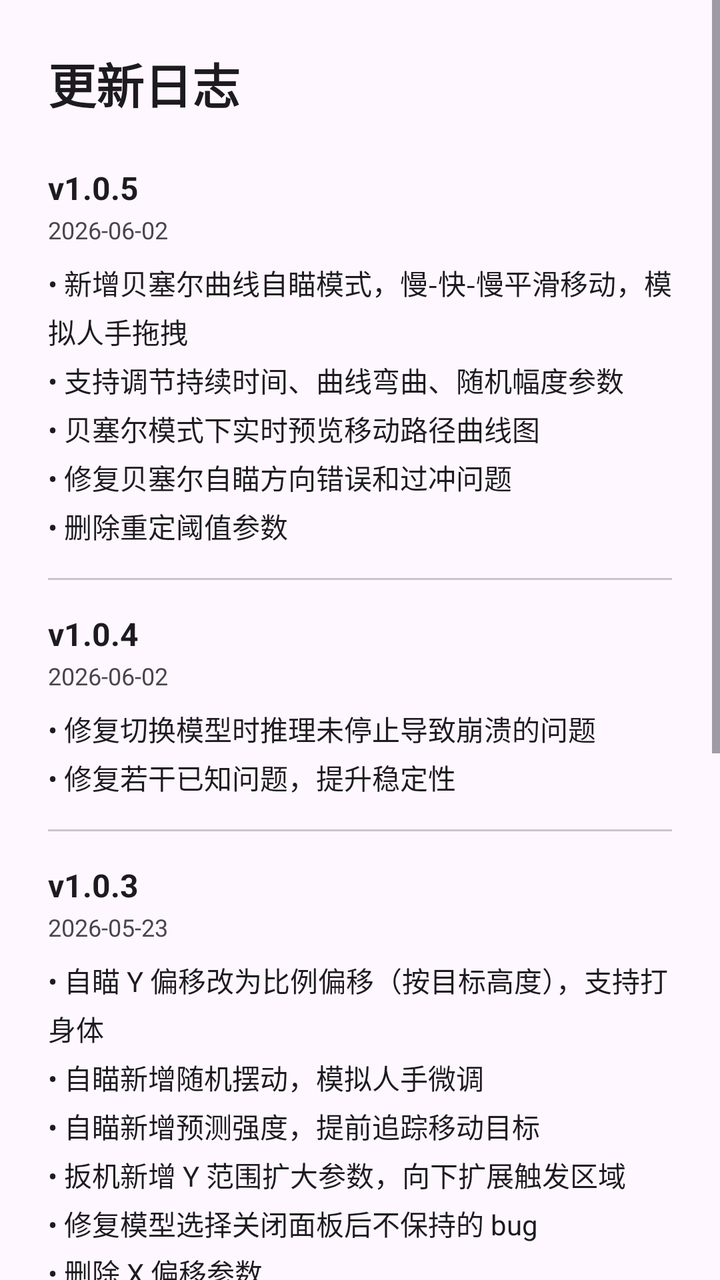
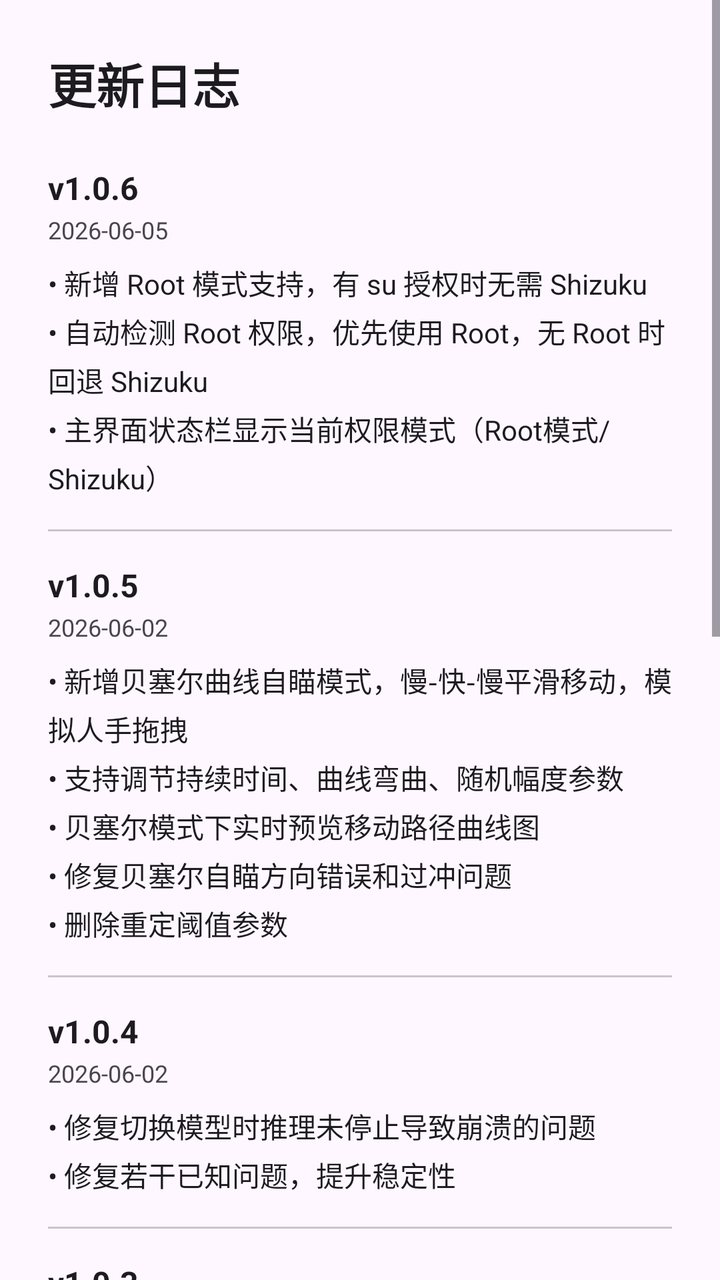

An Android layout rendered at two revisions. The XML below is the earlier revision; the diff shows what the commit changed to produce the second picture.
<!-- AndroidManifest.xml: application theme Theme.Aimbot -->
<!-- res/layout/dialog_changelog.xml -->
<?xml version="1.0" encoding="utf-8"?>
<ScrollView xmlns:android="http://schemas.android.com/apk/res/android"
    android:layout_width="match_parent"
    android:layout_height="wrap_content">

<LinearLayout
    android:layout_width="match_parent"
    android:layout_height="wrap_content"
    android:orientation="vertical"
    android:paddingTop="24dp"
    android:paddingBottom="16dp"
    android:paddingStart="24dp"
    android:paddingEnd="24dp">

    <TextView
        android:layout_width="wrap_content"
        android:layout_height="wrap_content"
        android:text="更新日志"
        android:textSize="24sp"
        android:textColor="?attr/colorOnSurface"
        android:textStyle="bold" />

    <LinearLayout
        android:layout_width="match_parent"
        android:layout_height="wrap_content"
        android:orientation="vertical"
        android:layout_marginTop="24dp">

        
        <LinearLayout
            android:layout_width="match_parent"
            android:layout_height="wrap_content"
            android:orientation="vertical">

            <TextView
                android:layout_width="wrap_content"
                android:layout_height="wrap_content"
                android:text="v1.0.5"
                android:textSize="16sp"
                android:textColor="?attr/colorOnSurface"
                android:textStyle="bold" />

            <TextView
                android:layout_width="wrap_content"
                android:layout_height="wrap_content"
                android:text="2026-06-02"
                android:textSize="12sp"
                android:textColor="?attr/colorOnSurfaceVariant"
                android:layout_marginTop="2dp" />

            <TextView
                android:layout_width="wrap_content"
                android:layout_height="wrap_content"
                android:text="• 新增贝塞尔曲线自瞄模式，慢-快-慢平滑移动，模拟人手拖拽\n• 支持调节持续时间、曲线弯曲、随机幅度参数\n• 贝塞尔模式下实时预览移动路径曲线图\n• 修复贝塞尔自瞄方向错误和过冲问题\n• 删除重定阈值参数"
                android:textSize="14sp"
                android:textColor="?attr/colorOnSurface"
                android:layout_marginTop="8dp"
                android:lineSpacingExtra="4dp" />
        </LinearLayout>

        <View
            android:layout_width="match_parent"
            android:layout_height="1dp"
            android:background="?attr/colorOutlineVariant"
            android:layout_marginTop="16dp"
            android:layout_marginBottom="16dp" />

        
        <LinearLayout
            android:layout_width="match_parent"
            android:layout_height="wrap_content"
            android:orientation="vertical">

            <TextView
                android:layout_width="wrap_content"
                android:layout_height="wrap_content"
                android:text="v1.0.4"
                android:textSize="16sp"
                android:textColor="?attr/colorOnSurface"
                android:textStyle="bold" />

            <TextView
                android:layout_width="wrap_content"
                android:layout_height="wrap_content"
                android:text="2026-06-02"
                android:textSize="12sp"
                android:textColor="?attr/colorOnSurfaceVariant"
                android:layout_marginTop="2dp" />

            <TextView
                android:layout_width="wrap_content"
                android:layout_height="wrap_content"
                android:text="• 修复切换模型时推理未停止导致崩溃的问题\n• 修复若干已知问题，提升稳定性"
                android:textSize="14sp"
                android:textColor="?attr/colorOnSurface"
                android:layout_marginTop="8dp"
                android:lineSpacingExtra="4dp" />
        </LinearLayout>

        <View
            android:layout_width="match_parent"
            android:layout_height="1dp"
            android:background="?attr/colorOutlineVariant"
            android:layout_marginTop="16dp"
            android:layout_marginBottom="16dp" />

        
        <LinearLayout
            android:layout_width="match_parent"
            android:layout_height="wrap_content"
            android:orientation="vertical">

            <TextView
                android:layout_width="wrap_content"
                android:layout_height="wrap_content"
                android:text="v1.0.3"
                android:textSize="16sp"
                android:textColor="?attr/colorOnSurface"
                android:textStyle="bold" />

            <TextView
                android:layout_width="wrap_content"
                android:layout_height="wrap_content"
                android:text="2026-05-23"
                android:textSize="12sp"
                android:textColor="?attr/colorOnSurfaceVariant"
                android:layout_marginTop="2dp" />

            <TextView
                android:layout_width="wrap_content"
                android:layout_height="wrap_content"
                android:text="• 自瞄 Y 偏移改为比例偏移（按目标高度），支持打身体\n• 自瞄新增随机摆动，模拟人手微调\n• 自瞄新增预测强度，提前追踪移动目标\n• 扳机新增 Y 范围扩大参数，向下扩展触发区域\n• 修复模型选择关闭面板后不保持的 bug\n• 删除 X 偏移参数"
                android:textSize="14sp"
                android:textColor="?attr/colorOnSurface"
                android:layout_marginTop="8dp"
                android:lineSpacingExtra="4dp" />
        </LinearLayout>

        <View
            android:layout_width="match_parent"
            android:layout_height="1dp"
            android:background="?attr/colorOutlineVariant"
            android:layout_marginTop="16dp"
            android:layout_marginBottom="16dp" />

        
        <LinearLayout
            android:layout_width="match_parent"
            android:layout_height="wrap_content"
            android:orientation="vertical">

            <TextView
                android:layout_width="wrap_content"
                android:layout_height="wrap_content"
                android:text="v1.0.2"
                android:textSize="16sp"
                android:textColor="?attr/colorOnSurface"
                android:textStyle="bold" />

            <TextView
                android:layout_width="wrap_content"
                android:layout_height="wrap_content"
                android:text="2026-05-21"
                android:textSize="12sp"
                android:textColor="?attr/colorOnSurfaceVariant"
                android:layout_marginTop="2dp" />

            <TextView
                android:layout_width="wrap_content"
                android:layout_height="wrap_content"
                android:text="• 修复配置参数不生效的 bug\n• 区域设置改为按钮点击操作"
                android:textSize="14sp"
                android:textColor="?attr/colorOnSurface"
                android:layout_marginTop="8dp"
                android:lineSpacingExtra="4dp" />
        </LinearLayout>

        <View
            android:layout_width="match_parent"
            android:layout_height="1dp"
            android:background="?attr/colorOutlineVariant"
            android:layout_marginTop="16dp"
            android:layout_marginBottom="16dp" />

        
        <LinearLayout
            android:layout_width="match_parent"
            android:layout_height="wrap_content"
            android:orientation="vertical">

            <TextView
                android:layout_width="wrap_content"
                android:layout_height="wrap_content"
                android:text="v1.0.1"
                android:textSize="16sp"
                android:textColor="?attr/colorOnSurface"
                android:textStyle="bold" />

            <TextView
                android:layout_width="wrap_content"
                android:layout_height="wrap_content"
                android:text="2026-05-20"
                android:textSize="12sp"
                android:textColor="?attr/colorOnSurfaceVariant"
                android:layout_marginTop="2dp" />

            <TextView
                android:layout_width="wrap_content"
                android:layout_height="wrap_content"
                android:text="• UI 细节优化，体验更流畅\n• 修复若干已知问题"
                android:textSize="14sp"
                android:textColor="?attr/colorOnSurface"
                android:layout_marginTop="8dp"
                android:lineSpacingExtra="4dp" />
        </LinearLayout>

        <View
            android:layout_width="match_parent"
            android:layout_height="1dp"
            android:background="?attr/colorOutlineVariant"
            android:layout_marginTop="16dp"
            android:layout_marginBottom="16dp" />

        
        <LinearLayout
            android:layout_width="match_parent"
            android:layout_height="wrap_content"
            android:orientation="vertical">

            <TextView
                android:layout_width="wrap_content"
                android:layout_height="wrap_content"
                android:text="v1.0.0"
                android:textSize="16sp"
                android:textColor="?attr/colorOnSurface"
                android:textStyle="bold" />

            <TextView
                android:layout_width="wrap_content"
                android:layout_height="wrap_content"
                android:text="2026-05-18"
                android:textSize="12sp"
                android:textColor="?attr/colorOnSurfaceVariant"
                android:layout_marginTop="2dp" />

            <TextView
                android:layout_width="wrap_content"
                android:layout_height="wrap_content"
                android:text="• AI 目标检测，支持骁龙 QNN 硬件加速\n• 自瞄模式，智能追踪目标\n• 扳机模式，精准触发射击\n• 多精度模型可选"
                android:textSize="14sp"
                android:textColor="?attr/colorOnSurface"
                android:layout_marginTop="8dp"
                android:lineSpacingExtra="4dp" />
        </LinearLayout>

    </LinearLayout>

</LinearLayout>

</ScrollView>
<!-- resources referenced by this layout -->
<resources>
  <style name="Theme.Aimbot" parent="Base.Theme.Aimbot" />
  <style name="Base.Theme.Aimbot" parent="Theme.Material3.DayNight.NoActionBar">
          
          
      </style>
</resources>

<!-- the commit's change to res/layout/dialog_changelog.xml (unified diff, before → after) -->
@@ -35,6 +35,45 @@
             <TextView
                 android:layout_width="wrap_content"
                 android:layout_height="wrap_content"
+                android:text="v1.0.6"
+                android:textSize="16sp"
+                android:textColor="?attr/colorOnSurface"
+                android:textStyle="bold" />
+
+            <TextView
+                android:layout_width="wrap_content"
+                android:layout_height="wrap_content"
+                android:text="2026-06-05"
+                android:textSize="12sp"
+                android:textColor="?attr/colorOnSurfaceVariant"
+                android:layout_marginTop="2dp" />
+
+            <TextView
+                android:layout_width="wrap_content"
+                android:layout_height="wrap_content"
+                android:text="• 新增 Root 模式支持，有 su 授权时无需 Shizuku\n• 自动检测 Root 权限，优先使用 Root，无 Root 时回退 Shizuku\n• 主界面状态栏显示当前权限模式（Root模式/Shizuku）"
+                android:textSize="14sp"
+                android:textColor="?attr/colorOnSurface"
+                android:layout_marginTop="8dp"
+                android:lineSpacingExtra="4dp" />
+        </LinearLayout>
+
+        <View
+            android:layout_width="match_parent"
+            android:layout_height="1dp"
+            android:background="?attr/colorOutlineVariant"
+            android:layout_marginTop="16dp"
+            android:layout_marginBottom="16dp" />
+
+        
+        <LinearLayout
+            android:layout_width="match_parent"
+            android:layout_height="wrap_content"
+            android:orientation="vertical">
+
+            <TextView
+                android:layout_width="wrap_content"
+                android:layout_height="wrap_content"
                 android:text="v1.0.5"
                 android:textSize="16sp"
                 android:textColor="?attr/colorOnSurface"
